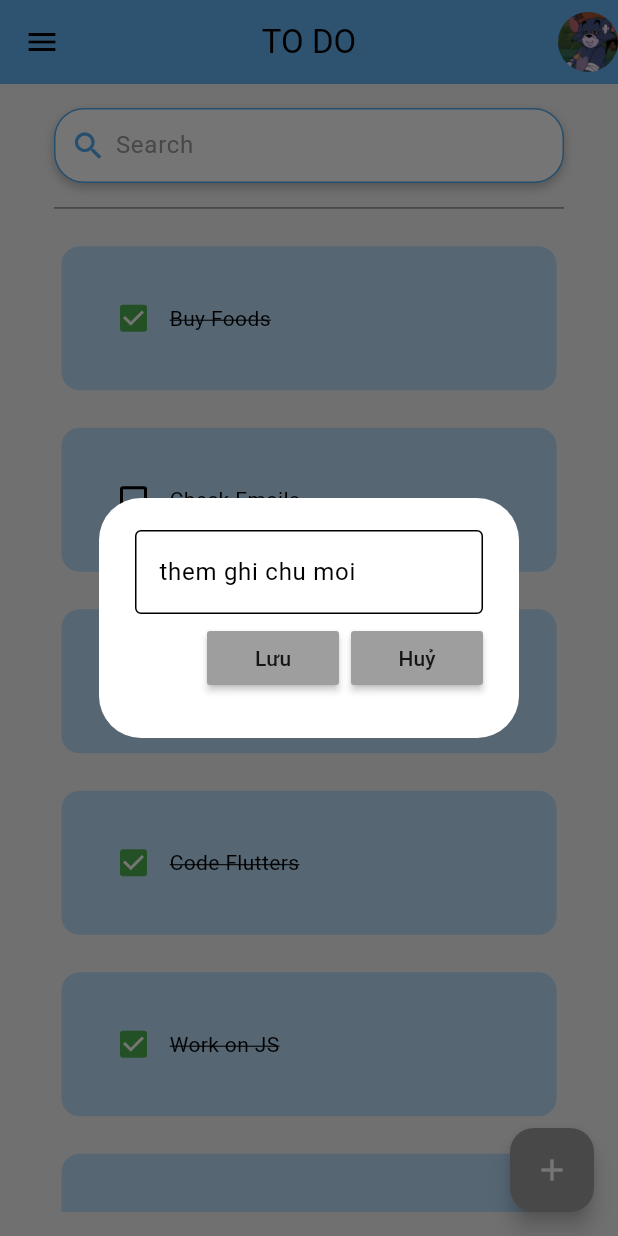
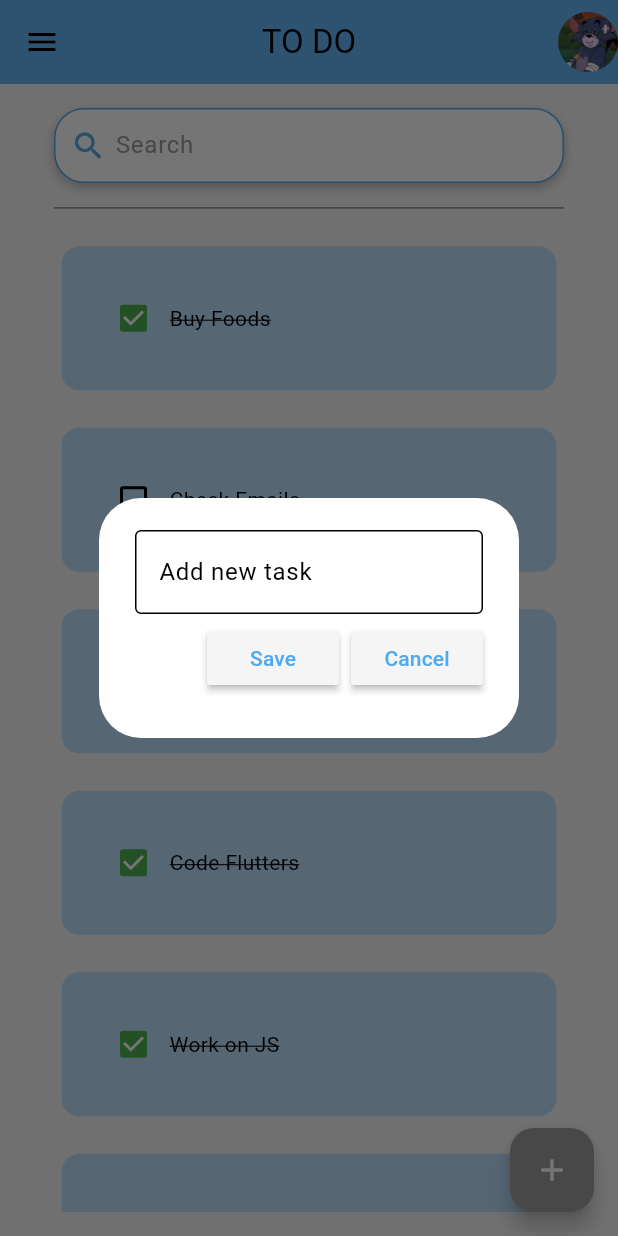
Before and after one commit to mandexonla/FlutterLast, a Flutter app: the HomePage screen opened directly, after a tap on the "add" icon, on a phone screen of 412 x 824 dp. Run offline on Flutter 3.47's test engine with Material 3 defaults, Android fonts, the phone set to English and light mode, and no system bars; drawn by our look-alikes of flutter_slidable; our stand-ins replace flutter_heatmap_calendar, hive_flutter, percent_indicator; accounts and stored records are empty.

Commit message:
write by Man

```diff
--- a/lib/pages/home_page.dart
+++ b/lib/pages/home_page.dart
@@ -36,6 +36,8 @@ class _HomePageState extends State<HomePage> {
   }
 
   final _controller = TextEditingController();
+
+  //search box
   void search(String value) {
     String valueSearch = value.toLowerCase().trim();
     searchList =
--- a/lib/utils/dialog_box.dart
+++ b/lib/utils/dialog_box.dart
@@ -25,17 +25,30 @@ class DialogBox extends StatelessWidget {
             controller: controller,
             decoration: const InputDecoration(
               border: OutlineInputBorder(),
-              hintText: "them ghi chu moi",
+              hintText: "Add new task",
             ),
           ),
           Row(
             mainAxisAlignment: MainAxisAlignment.end,
             children: [
               //save button
-              MyButton(text: "Lưu", onPressed: onSaved),
+              MyButton(
+                  text: "Save",
+                  onPressed: () {
+                    if (controller.text.isNotEmpty) {
+                      onSaved();
+                    } else {
+                      // Show an error or handle empty input
+                      ScaffoldMessenger.of(context).showSnackBar(
+                        const SnackBar(
+                          content: Text('Task cannot be empty'),
+                        ),
+                      );
+                    }
+                  }),
               const SizedBox(width: 8),
               //cancel button
-              MyButton(text: "Huỷ", onPressed: onCancel),
+              MyButton(text: "Cancel", onPressed: onCancel),
             ],
           )
         ]),
--- a/lib/utils/my_button.dart
+++ b/lib/utils/my_button.dart
@@ -1,19 +1,17 @@
 import 'package:flutter/material.dart';
+import 'package:todoapps/components/app_color.dart';
 
 class MyButton extends StatelessWidget {
   final String text;
   VoidCallback onPressed;
-  MyButton({
-    super.key,
-    required this.text,
-    required this.onPressed
-    });
+  MyButton({super.key, required this.text, required this.onPressed});
 
   @override
   Widget build(BuildContext context) {
     return MaterialButton(
       onPressed: onPressed,
-      color: Theme.of(context).primaryColor,
+      textColor: AppColor.blue,
+      color: Theme.of(context).colorScheme.background,
       child: Text(text),
     );
   }
```
